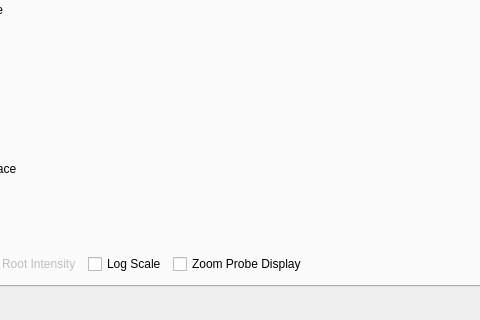
This is Qt/prismmainwindow.ui in prism-em/prismatic as Qt 5 draws it before an edit; both pictures show x 106 to 586 and y 769 to 1089 of the 956 by 1089 pixel window. The edited form follows.
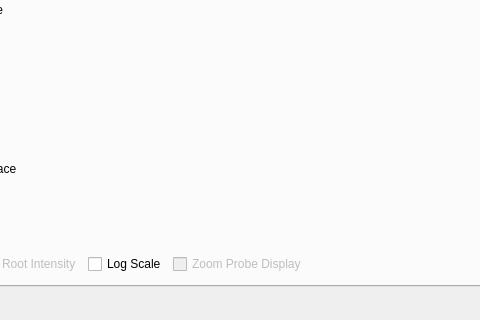
This is the edited form. The open tabs and pages were chosen to show the change. Icons and pictures are not drawn.

```diff
--- a/Qt/prismmainwindow.ui
+++ b/Qt/prismmainwindow.ui
@@ -688,6 +688,9 @@
           </item>
           <item>
            <widget class="QCheckBox" name="checkBox_zoomProbe">
+            <property name="enabled">
+             <bool>false</bool>
+            </property>
             <property name="text">
              <string>Zoom Probe Display</string>
             </property>
```
Left out of the diff: 8 changed lines with no effect on the pictures.
